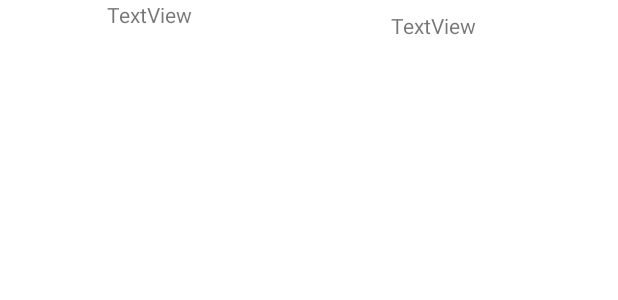
After one commit to ETS-Android3/Android_application, an Android app: the layout first_tab_item_view.xml on its own in the app's theme, with its tools: preview values and no code run, on a phone screen of 412 x 824 dp. The commit adds this screen. Shown: the top 300 px of the screen. Run offline under Robolectric (Android 15) with nearby library versions, the phone set to English and light mode, and no system bars.

Commit message:
tab1 basic updated

```diff
--- a/app/build.gradle
+++ b/app/build.gradle
@@ -37,4 +37,5 @@ dependencies {
     testImplementation 'junit:junit:4.+'
     androidTestImplementation 'androidx.test.ext:junit:1.1.3'
     androidTestImplementation 'androidx.test.espresso:espresso-core:3.4.0'
+    implementation 'com.google.code.gson:gson:2.8.9'
 }
--- /dev/null
+++ b/app/src/main/res/layout/first_tab_item_view.xml
@@ -0,0 +1,29 @@
+<?xml version="1.0" encoding="utf-8"?>
+<androidx.constraintlayout.widget.ConstraintLayout xmlns:android="http://schemas.android.com/apk/res/android"
+    xmlns:app="http://schemas.android.com/apk/res-auto"
+    xmlns:tools="http://schemas.android.com/tools"
+    android:layout_width="match_parent"
+    android:layout_height="wrap_content">
+
+    <TextView
+        android:id="@+id/name"
+        android:layout_width="118dp"
+        android:layout_height="62dp"
+        android:text="TextView"
+        app:layout_constraintBottom_toBottomOf="parent"
+        app:layout_constraintEnd_toStartOf="@+id/number"
+        app:layout_constraintHorizontal_bias="0.5"
+        app:layout_constraintStart_toStartOf="parent"
+        app:layout_constraintTop_toTopOf="parent" />
+
+    <TextView
+        android:id="@+id/number"
+        android:layout_width="80dp"
+        android:layout_height="48dp"
+        android:text="TextView"
+        app:layout_constraintBottom_toBottomOf="parent"
+        app:layout_constraintEnd_toEndOf="parent"
+        app:layout_constraintHorizontal_bias="0.5"
+        app:layout_constraintStart_toEndOf="@+id/name"
+        app:layout_constraintTop_toTopOf="parent" />
+</androidx.constraintlayout.widget.ConstraintLayout>
```
Also changed, not shown: app/src/main/assets/contacts.json (added, +57 -0 lines), app/src/main/java/com/example/firstproject/ContactsVO.java (added, +22 -0 lines), app/src/main/java/com/example/firstproject/FirstTab.java (+62 -1 lines), app/src/main/java/com/example/firstproject/FirstTabAdapter.java (added, +59 -0 lines), app/src/main/res/layout/fragment_first_tab.xml (+3 -6 lines).
